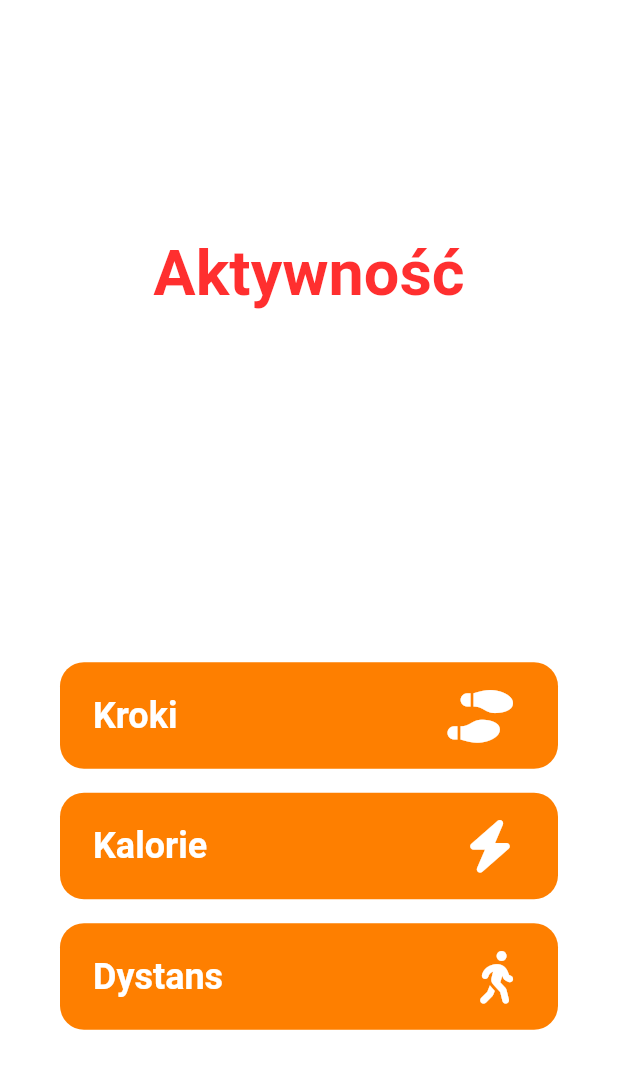
After one commit to sebastianrichter711/PAUM-projekt, a Flutter app: the ActivityMenu screen opened by its route, on a phone screen of 412 x 824 dp. The commit adds this screen. Shown: the top 1069 px of the screen. Run offline on Flutter 3.47's test engine with Material 2 defaults, Android fonts, the phone set to English and light mode, and no system bars; our stand-ins replace font_awesome_flutter, permission_handler; missing offline and left inert: health; Roboto replaces fonts that are missing (Manrope).

Commit message:
Widok aktywności

```diff
--- a/healthcareapp/lib/main.dart
+++ b/healthcareapp/lib/main.dart
@@ -1,5 +1,6 @@
 import 'package:flutter/material.dart';
 import 'package:flutter/services.dart';
+import 'package:healthcareapp/pages/activitystats/ActivityMenu.dart';
 import 'package:healthcareapp/pages/details/details.dart';
 import 'package:healthcareapp/pages/home/home.dart';
 import 'package:health/health.dart';
@@ -11,8 +12,8 @@ import 'pages/bmi/bmi.dart';
 void main() async {
   WidgetsFlutterBinding.ensureInitialized();
   SystemChrome.setEnabledSystemUIMode(SystemUiMode.immersive);
-  await Permission.activityRecognition.request();
-  await Permission.location.request();
+  //await Permission.activityRecognition.request();
+  //await Permission.location.request();
   runApp(const MyApp());
 }
 
@@ -24,20 +25,21 @@ class MyApp extends StatelessWidget {
     return MaterialApp(
       title: "Health Care App",
       theme: ThemeData(
-        fontFamily:'Roboto',
+        fontFamily: 'Roboto',
         textTheme: const TextTheme(
           headline1: TextStyle(
             fontSize: 14,
             color: Colors.black,
             fontWeight: FontWeight.w900,
           ),
-          ),
+        ),
       ),
       debugShowCheckedModeBanner: false,
       routes: {
         '/': (context) => const HomePage(),
         '/details': (context) => const DetailsPage(),
         '/bmi': (context) => const BmiPage(),
+        '/activity-menu': (context) => const ActivityMenu(),
       },
       initialRoute: '/details',
     );
--- /dev/null
+++ b/healthcareapp/lib/pages/activitystats/ActivityMenu.dart
@@ -0,0 +1,96 @@
+import 'package:flutter/material.dart';
+
+import 'package:font_awesome_flutter/font_awesome_flutter.dart';
+
+class ActivityMenu extends StatelessWidget {
+  const ActivityMenu({super.key});
+
+  @override
+  Widget build(BuildContext context) {
+    double width = MediaQuery.of(context).size.width - 80;
+    return Container(
+        color: Color(0xFFFFFFFF),
+        child: Center(
+            child: Padding(
+          padding: const EdgeInsets.fromLTRB(0, 40, 0, 20),
+          child: Column(
+              mainAxisAlignment: MainAxisAlignment.spaceAround,
+              children: [
+                Column(children: [
+                  Text(
+                    'Aktywność',
+                    style: TextStyle(
+                      fontFamily: 'Manrope',
+                      fontWeight: FontWeight.bold,
+                      fontSize: 42,
+                      decoration: TextDecoration.none,
+                    ),
+                  ),
+                ]),
+                Wrap(
+                  runSpacing: 16,
+                  children: [
+                    modeButton('Kroki', 'Kroki', FontAwesomeIcons.shoePrints,
+                        Color(0xFFFE7F00), width),
+                    modeButton('Kalorie', 'Kalorie', FontAwesomeIcons.bolt,
+                        Color(0xFFFE7F00), width),
+                    modeButton(
+                        'Dystans',
+                        'Dystans',
+                        FontAwesomeIcons.personWalking,
+                        Color(0xFFFE7F00),
+                        width),
+                  ],
+                )
+              ]),
+        )));
+  }
+
+  Padding circButton(IconData icon) {
+    return Padding(
+      padding: const EdgeInsets.symmetric(horizontal: 4.0),
+      child: RawMaterialButton(
+          onPressed: () {},
+          fillColor: Colors.white,
+          shape: CircleBorder(),
+          constraints: BoxConstraints(minHeight: 35, minWidth: 35),
+          child: FaIcon(icon, size: 22, color: Color(0xFF2F3041))),
+    );
+  }
+
+  GestureDetector modeButton(
+      String title, String subtitle, IconData icon, Color color, double width) {
+    return GestureDetector(
+        child: Container(
+            width: width,
+            decoration: BoxDecoration(
+              color: color,
+              borderRadius: BorderRadius.all(Radius.circular(16)),
+            ),
+            child: Row(
+                mainAxisAlignment: MainAxisAlignment.spaceBetween,
+                children: [
+                  Padding(
+                    padding: const EdgeInsets.only(left: 22.0),
+                    child: Column(
+                      crossAxisAlignment: CrossAxisAlignment.start,
+                      children: [
+                        Text(title,
+                            style: TextStyle(
+                              fontWeight: FontWeight.bold,
+                              decoration: TextDecoration.none,
+                              fontFamily: 'Manrope',
+                              color: Colors.white,
+                              fontSize: 24,
+                            )),
+                      ],
+                    ),
+                  ),
+                  Padding(
+                    padding: const EdgeInsets.symmetric(
+                        horizontal: 30, vertical: 18),
+                    child: FaIcon(icon, size: 35, color: Colors.white),
+                  )
+                ])));
+  }
+}
--- a/healthcareapp/lib/widgets/bottom_navigation.dart
+++ b/healthcareapp/lib/widgets/bottom_navigation.dart
@@ -6,18 +6,22 @@ class BottomNavigation extends StatelessWidget {
   @override
   Widget build(BuildContext context) {
     return Container(
-      width:double.infinity,
-      height:60,
-      color:const Color(0xfff8f8f8),
-      child:IconTheme(
+        width: double.infinity,
+        height: 60,
+        color: const Color(0xfff8f8f8),
+        child: IconTheme(
           data: const IconThemeData(color: Color(0xffabadb4)),
           child: Row(
             mainAxisAlignment: MainAxisAlignment.spaceAround,
             children: [
-          const Icon(Icons.analytics),
+              GestureDetector(
+                  onTap: () {
+                    Navigator.of(context).pushNamed('/activity-menu');
+                  },
+                  child: const Icon(Icons.analytics)),
               const Icon(Icons.fitness_center),
               Transform.translate(
-            offset: const Offset(0,-15),
+                offset: const Offset(0, -15),
                 child: GestureDetector(
                   onTap: () {
                     Navigator.of(context).pushReplacementNamed('/details');
@@ -25,24 +29,17 @@ class BottomNavigation extends StatelessWidget {
                   child: Container(
                       padding: const EdgeInsets.all(13),
                       decoration: const BoxDecoration(
-                  shape:BoxShape.circle,
+                          shape: BoxShape.circle,
                           gradient: LinearGradient(
-                    begin:Alignment.topLeft,
-                    colors: [
-                      Color(0xff92e2ff),
-                      Color(0xff1ebdf8)
-                      ]
-                      ),
+                              begin: Alignment.topLeft,
+                              colors: [Color(0xff92e2ff), Color(0xff1ebdf8)]),
                           boxShadow: [
                             BoxShadow(
-                          color:Colors.black12,
-                          offset:Offset(3,3),
-                          blurRadius: 3
-                        )
-                      ]
-                ),
-                child: const Icon(Icons.home,
-                color:Colors.white)),
+                                color: Colors.black12,
+                                offset: Offset(3, 3),
+                                blurRadius: 3)
+                          ]),
+                      child: const Icon(Icons.home, color: Colors.white)),
                 ),
               ),
               const Icon(Icons.bedtime),
@@ -50,11 +47,9 @@ class BottomNavigation extends StatelessWidget {
                   onTap: () {
                     Navigator.of(context).pushNamed('/bmi');
                   },
-            child: const Icon(Icons.settings)
-            ),
+                  child: const Icon(Icons.settings)),
             ],
           ),
-      )
-    );
+        ));
   }
 }
```
Lines whose indentation alone changed are shown as unchanged.
